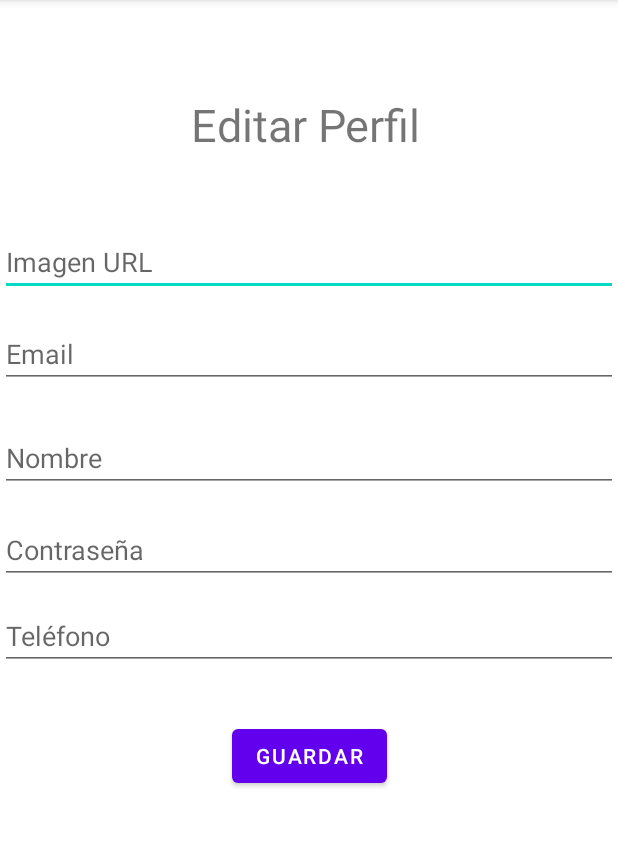
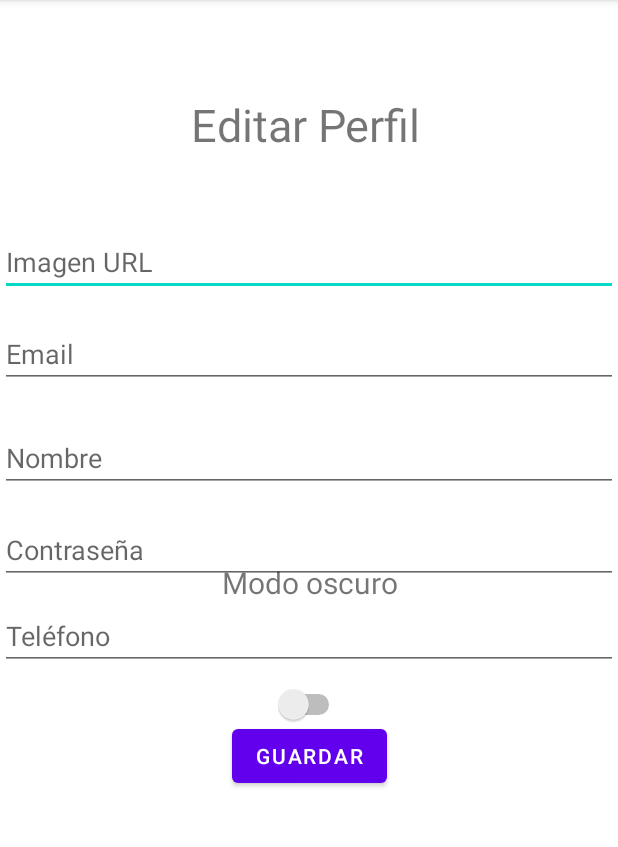
Before and after one commit to KaiserGott/BepawsomeDos, an Android app: the fragment ConfiguracionFragment shown on its own in the app's theme, on a phone screen of 412 x 824 dp, the part 84-931 px from its top. Run offline under Robolectric (Android 15) with nearby library versions, the phone set to English and light mode, and no system bars; our stand-ins replace Firebase (no records; nobody signed in at launch, a user with empty details on screens opened directly).

Commit message:
pushea bien merge mario merge y merge julian hermoso todo

```diff
--- a/app/src/main/java/com/example/bepawsomedos/ui/configuracion/ConfiguracionFragment.kt
+++ b/app/src/main/java/com/example/bepawsomedos/ui/configuracion/ConfiguracionFragment.kt
@@ -1,6 +1,7 @@
 package com.example.bepawsomedos.ui.configuracion
 
 import android.content.ContentValues
+import android.content.Context
 import androidx.lifecycle.ViewModelProvider
 import android.os.Bundle
 import android.text.Editable
@@ -14,8 +15,10 @@ import android.widget.Button
 import android.widget.EditText
 import android.widget.ImageView
 import android.widget.LinearLayout
+import android.widget.Switch
 import android.widget.TextView
 import android.widget.Toast
+import androidx.appcompat.app.AppCompatDelegate
 import com.bumptech.glide.Glide
 import com.example.bepawsomedos.R
 import com.example.bepawsomedos.databinding.FragmentConfiguracionBinding
@@ -30,6 +33,15 @@ import com.google.gson.Gson
 import org.json.JSONObject
 
 class ConfiguracionFragment : Fragment() {
+
+    companion object {
+        fun newInstance() = ConfiguracionFragment()
+        const val PREFS_NAME = "prefs"
+        const val IS_DARK_MODE_ENABLED = "isDarkModeEnabled"
+    }
+    private var _binding: FragmentConfiguracionBinding? = null
+    private val binding get() = _binding!!
+
 
     private lateinit var editImageUrl: EditText
     private lateinit var editMail: EditText
@@ -47,20 +59,40 @@ class ConfiguracionFragment : Fragment() {
         inflater: LayoutInflater, container: ViewGroup?,
         savedInstanceState: Bundle?
     ): View? {
-        val view = inflater.inflate(R.layout.fragment_configuracion, container, false)
+        // Elimina esta línea que está ubicada fuera del método
+        // val view = inflater.inflate(R.layout.fragment_configuracion, container, false)
 
-        editImageUrl = view.findViewById(R.id.editImageUrl)
-        editMail = view.findViewById(R.id.editMail)
-        editName = view.findViewById(R.id.editName)
-        editPassword = view.findViewById(R.id.editPassword)
-        editTelefono = view.findViewById(R.id.editTelefono)
-        btnGuardar = view.findViewById(R.id.btnGuardar)
+        val configurationViewModel =
+            ViewModelProvider(this).get(ConfiguracionViewModel::class.java)
+
+        _binding = FragmentConfiguracionBinding.inflate(inflater, container, false)
+        val root: View = binding.root
+
+        val textView: TextView = binding.textConfiguration
+        val switchModoOscuro = binding.root.findViewById<Switch>(R.id.darkMode)
+        switchModoOscuro.isChecked = isDarkModeEnabled()
+        switchModoOscuro.setOnCheckedChangeListener { _, isChecked ->
+            toggleDarkMode(isChecked)
+        }
+
+        configurationViewModel.text.observe(viewLifecycleOwner) {
+            textView.text = it
+        }
+
+        // Elimina estas líneas, ya que no necesitas inflar otra vista
+        // val view = inflater.inflate(R.layout.fragment_configuracion, container, false)
+        editImageUrl = root.findViewById(R.id.editImageUrl)
+        editMail = root.findViewById(R.id.editMail)
+        editName = root.findViewById(R.id.editName)
+        editPassword = root.findViewById(R.id.editPassword)
+        editTelefono = root.findViewById(R.id.editTelefono)
+        btnGuardar = root.findViewById(R.id.btnGuardar)
 
         btnGuardar.setOnClickListener {
             guardarPerfil()
         }
 
-        return view
+        return root
     }
 
     override fun onViewCreated(view: View, savedInstanceState: Bundle?) {
@@ -177,6 +209,31 @@ class ConfiguracionFragment : Fragment() {
         }
     }
 
+    fun toggleDarkMode(isDarkModeEnabled: Boolean) {
+        // Almacena el estado en SharedPreferences u otra lógica según tus necesidades
+        saveDarkModeState(isDarkModeEnabled)
+
+        if (isDarkModeEnabled) {
+            AppCompatDelegate.setDefaultNightMode(AppCompatDelegate.MODE_NIGHT_YES)
+        } else {
+            AppCompatDelegate.setDefaultNightMode(AppCompatDelegate.MODE_NIGHT_NO)
+        }
+
+        // Recrea la actividad para aplicar los cambios en el tema
+        requireActivity().recreate()
+    }
+
+    private fun saveDarkModeState(isDarkModeEnabled: Boolean) {
+        val editor = requireActivity().getSharedPreferences(PREFS_NAME, Context.MODE_PRIVATE).edit()
+        editor.putBoolean(IS_DARK_MODE_ENABLED, isDarkModeEnabled)
+        editor.apply()
+    }
+
+    fun isDarkModeEnabled(): Boolean {
+        val sharedPreferences = requireActivity().getSharedPreferences(PREFS_NAME, Context.MODE_PRIVATE)
+        return sharedPreferences.getBoolean(IS_DARK_MODE_ENABLED, false)
+    }
+
 
     private fun clearFields() {
         editImageUrl.text.clear()
--- a/app/src/main/java/com/example/bepawsomedos/ui/configuracion/ConfiguracionViewModel.kt
+++ b/app/src/main/java/com/example/bepawsomedos/ui/configuracion/ConfiguracionViewModel.kt
@@ -6,7 +6,7 @@ import androidx.lifecycle.ViewModel
 
 class ConfiguracionViewModel : ViewModel() {
     private val _text = MutableLiveData<String>().apply {
-       // value = "Aca deberia ir Un Switch"
+        value = "Modo oscuro"
     }
-    val text: LiveData<String> = _text
+    val text: LiveData<String> =_text
 }
--- a/app/src/main/res/layout/fragment_configuracion.xml
+++ b/app/src/main/res/layout/fragment_configuracion.xml
@@ -5,6 +5,7 @@
     android:layout_width="match_parent"
     android:layout_height="match_parent"
     tools:context=".ui.configuracion.ConfiguracionFragment">
+
 
     <EditText
         android:id="@+id/editImageUrl"
@@ -83,4 +84,28 @@
         app:layout_constraintStart_toStartOf="parent"
         app:layout_constraintTop_toTopOf="parent"
         app:layout_constraintVertical_bias="0.087" />
+
+    <TextView
+        android:id="@+id/text_configuration"
+        android:layout_width="match_parent"
+        android:layout_height="wrap_content"
+        android:layout_marginStart="8dp"
+        android:layout_marginTop="8dp"
+        android:layout_marginEnd="8dp"
+        android:textAlignment="center"
+        android:textSize="20sp"
+        app:layout_constraintBottom_toBottomOf="parent"
+        app:layout_constraintEnd_toEndOf="parent"
+        app:layout_constraintStart_toStartOf="parent"
+        app:layout_constraintTop_toTopOf="parent" />
+
+    <Switch
+        android:id="@+id/darkMode"
+        android:layout_width="wrap_content"
+        android:layout_height="wrap_content"
+        android:layout_marginTop="81dp"
+        app:layout_constraintEnd_toEndOf="parent"
+        app:layout_constraintStart_toStartOf="parent"
+        app:layout_constraintTop_toTopOf="@+id/text_configuration" />
+
 </androidx.constraintlayout.widget.ConstraintLayout>
```
